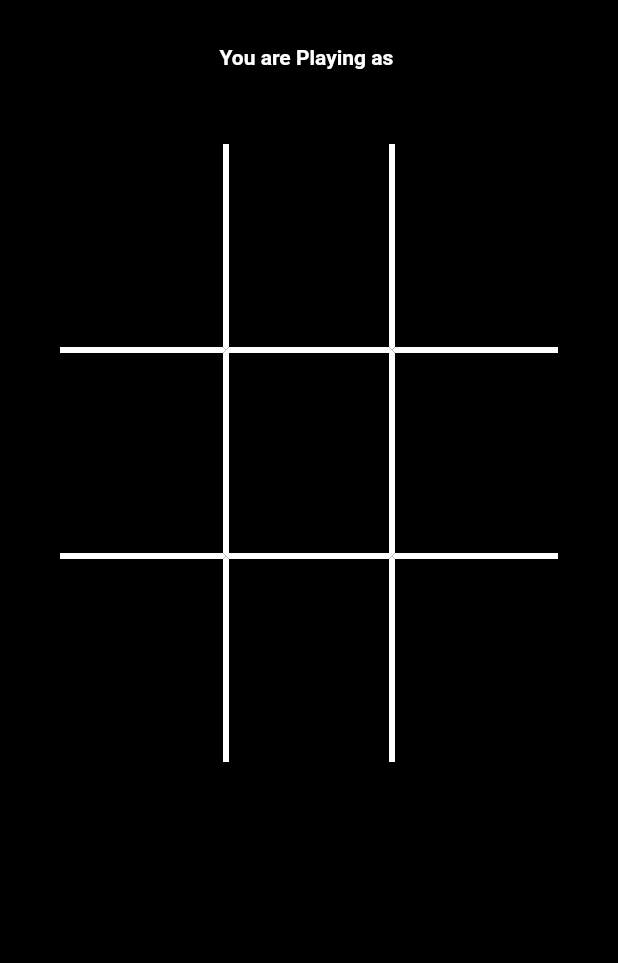
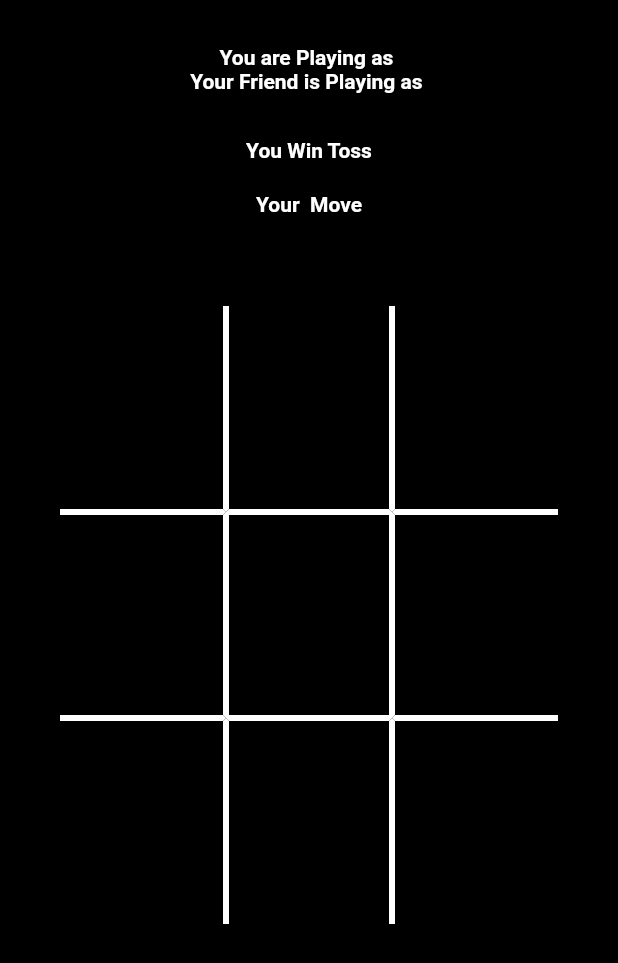
Before and after one commit to iamsouviki/tictactoe_game, a Flutter app: the GamePlayScreen screen opened directly with empty values, on a phone screen of 412 x 824 dp. Shown: the top 963 px of the screen. Run offline on Flutter 3.47's test engine with Material 2 defaults, Android fonts, the phone set to English and light mode, and no system bars; our stand-ins replace confetti.

Commit message:
add play with friend

```diff
--- a/lib/Game/GamePlayCode.dart
+++ b/lib/Game/GamePlayCode.dart
@@ -98,6 +98,7 @@ class GamePlayCode {
   checkDraw(){
     for(int i=1;i<10;i++){
       if(board[i]==' '){
+        print('false'+board[i].toString());
         return false;
       }
       return true;
@@ -110,6 +111,10 @@ class GamePlayCode {
     if(!checkWhichMarkWon(player)) {
       computerMove();
     }
+  }
+
+  playerMoveFriends(String ply,int pos){
+    insertletter(ply, pos);
   }
 
   computerMove(){
--- a/lib/screen/GameplayScreen.dart
+++ b/lib/screen/GameplayScreen.dart
@@ -28,6 +28,7 @@ class _GamePlayScreenState extends State<GamePlayScreen> {
   late ConfettiController _controllerBottomCenter;
   String playerSymbol = "";
   bool tapEnable = true;
+  late String move;
 
   GamePlayCode gamePlayCode = new GamePlayCode();
 
@@ -39,7 +40,6 @@ class _GamePlayScreenState extends State<GamePlayScreen> {
       gamePlayCode.playerMove(index);
     });
     if (gamePlayCode.checkDraw()) {
-      print('draw');
       setState(() {
         //tapEnable=false;
       });
@@ -47,7 +47,9 @@ class _GamePlayScreenState extends State<GamePlayScreen> {
     if (gamePlayCode.checkforWin()) {
       if (gamePlayCode.checkWhichMarkWon(widget.bot)) {
         print('bot win');
-        showDialog(context: context, builder: (context)=>ResultDialog(message: "You Lose"));
+        showDialog(
+            context: context,
+            builder: (context) => ResultDialog(message: "You Lose"));
 
         setState(() {
           tapEnable = false;
@@ -57,7 +59,46 @@ class _GamePlayScreenState extends State<GamePlayScreen> {
           print('player win');
           _controllerCenter.play();
           _controllerBottomCenter.play();
-          showDialog(context: context, builder: (context)=>ResultDialog(message: "You Win"));
+          showDialog(
+              context: context,
+              builder: (context) => ResultDialog(message: "You Win"));
+          setState(() {
+            tapEnable = false;
+          });
+        }
+      }
+    }
+  }
+
+  void _handleTapfriend(int index) {
+    setState(() {
+      if(move == "Your "){
+        gamePlayCode.playerMoveFriends(widget.player, index);
+        move ="Your Friend's";
+      }else{
+        if(move =="Your Friend's"){
+          gamePlayCode.playerMoveFriends(widget.bot, index);
+          move = "Your ";
+        }
+      }
+    });
+    if (gamePlayCode.checkforWin()) {
+      if (gamePlayCode.checkWhichMarkWon(widget.bot)) {
+        _controllerCenter.play();
+        _controllerBottomCenter.play();
+        showDialog(
+            context: context,
+            builder: (context) => ResultDialog(message: "Your Friend Win"));
+        setState(() {
+          tapEnable = false;
+        });
+      } else {
+        if (gamePlayCode.checkWhichMarkWon(widget.player)) {
+          _controllerCenter.play();
+          _controllerBottomCenter.play();
+          showDialog(
+              context: context,
+              builder: (context) => ResultDialog(message: "You Win"));
           setState(() {
             tapEnable = false;
           });
@@ -135,11 +176,22 @@ class _GamePlayScreenState extends State<GamePlayScreen> {
 
   @override
   void initState() {
-    _controllerCenter = ConfettiController(duration: const Duration(seconds: 10));
-    _controllerBottomCenter = ConfettiController(duration: const Duration(seconds: 10));
+    _controllerCenter =
+        ConfettiController(duration: const Duration(seconds: 10));
+    _controllerBottomCenter =
+        ConfettiController(duration: const Duration(seconds: 10));
     gamePlayCode.initLetter(widget.bot, widget.player);
     if (widget.botFirst) {
+      if((widget.gameType == 'computer')) {
         gamePlayCode.insertletter(widget.bot, Random().nextInt(9) + 1);
+      }
+      setState(() {
+        move = "Your Friend's";
+      });
+    } else {
+      setState(() {
+        move = "Your ";
+      });
     }
     super.initState();
   }
@@ -155,12 +207,30 @@ class _GamePlayScreenState extends State<GamePlayScreen> {
         width: width,
         child: Column(
           children: [
-            Container(
+            (widget.gameType == 'computer')
+                ? Container(
                     margin: EdgeInsets.symmetric(vertical: 30),
                     child: Text(
                       "You are Playing as " + widget.player,
-                style:
-                    TextStyle(color: Colors.white, fontWeight: FontWeight.bold),
+                      style: TextStyle(
+                          color: Colors.white, fontWeight: FontWeight.bold),
+                    ),
+                  )
+                : Container(
+                    margin: EdgeInsets.symmetric(vertical: 30),
+                    child: Column(
+                      children: [
+                        Text(
+                          "You are Playing as " + widget.player,
+                          style: TextStyle(
+                              color: Colors.white, fontWeight: FontWeight.bold),
+                        ),
+                        Text(
+                          "Your Friend is Playing as " + widget.bot,
+                          style: TextStyle(
+                              color: Colors.white, fontWeight: FontWeight.bold),
+                        ),
+                      ],
                     ),
                   ),
             (widget.gameType == 'computer')
@@ -172,7 +242,24 @@ class _GamePlayScreenState extends State<GamePlayScreen> {
                           color: Colors.white, fontWeight: FontWeight.bold),
                     ),
                   )
-                : Container(),
+                : Container(
+                    margin: EdgeInsets.only(bottom: 20),
+                    child: Text(
+                      widget.botFirst ? "Your Friend win Toss" : "You Win Toss",
+                      style: TextStyle(
+                          color: Colors.white, fontWeight: FontWeight.bold),
+                    ),
+                  ),
+            (widget.gameType == 'computer')
+                ? Container()
+                : Container(
+                    margin: EdgeInsets.only(bottom: 40),
+                    child: Text(
+                      move + " Move",
+                      style: TextStyle(
+                          color: Colors.white, fontWeight: FontWeight.bold),
+                    ),
+                  ),
             Container(
               height: height * 0.6,
               margin: EdgeInsets.symmetric(vertical: 20, horizontal: 40),
@@ -187,7 +274,9 @@ class _GamePlayScreenState extends State<GamePlayScreen> {
                   return GestureDetector(
                     onTap: () {
                       if (tapEnable) {
-                        _handleTap(index + 1);
+                        (widget.gameType == 'computer')
+                            ? _handleTap(index + 1)
+                            : _handleTapfriend(index + 1);
                       }
                     },
                     child: Container(
@@ -214,7 +303,8 @@ class _GamePlayScreenState extends State<GamePlayScreen> {
                 confettiController: _controllerCenter,
                 blastDirectionality: BlastDirectionality
                     .explosive, // don't specify a direction, blast randomly
-                shouldLoop:false, // start again as soon as the animation is finished
+                shouldLoop:
+                    false, // start again as soon as the animation is finished
                 colors: const [
                   Colors.green,
                   Colors.blue,
--- a/lib/screen/HomePage.dart
+++ b/lib/screen/HomePage.dart
@@ -54,6 +54,7 @@ class _HomePageState extends State<HomePage> {
                 SizedBox(height: 20,),
                 TextButton(
                   onPressed: () {
+                    showDialog(context: context, builder: (context)=>ChooseLetter(gameType: 'friend',));
                     //Navigator.push(context, MaterialPageRoute(builder: (context)=>GamePlayScreen(gameType: 'friend')));
                   },
                   child: Container(
@@ -67,7 +68,8 @@ class _HomePageState extends State<HomePage> {
                 ),
                 SizedBox(height: 20,),
                 TextButton(
-                  onPressed: () {},
+                  onPressed: () {
+                  },
                   child: Container(
                     padding: EdgeInsets.symmetric(vertical: 8,horizontal: 12),
                     decoration: BoxDecoration(
```
Lines whose indentation alone changed are shown as unchanged.
